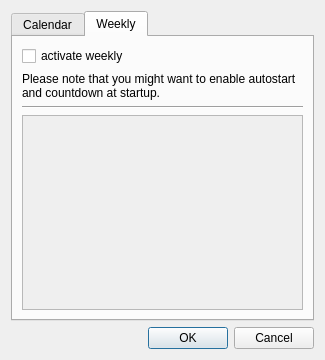
Before: the Qt Designer form qshutdown/src/ui/calendar.ui in hakaishi/shutdown-qapps, drawn with Qt 5.
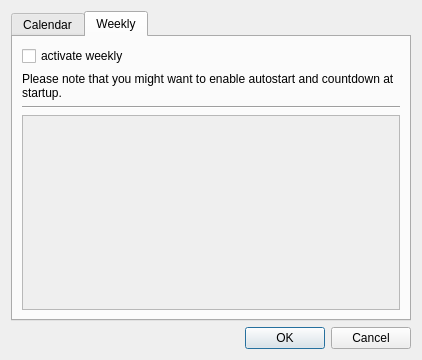
After: the same form once the commit is applied. The open tabs and pages were chosen to show the change. Icons and pictures are not drawn.

Commit message: update outdated ui elements

```diff
--- a/qshutdown/src/ui/calendar.ui
+++ b/qshutdown/src/ui/calendar.ui
@@ -6,7 +6,7 @@
    <rect>
     <x>0</x>
     <y>0</y>
-    <width>325</width>
+    <width>422</width>
     <height>360</height>
    </rect>
   </property>
@@ -85,8 +85,8 @@
            <rect>
             <x>0</x>
             <y>0</y>
-            <width>283</width>
-            <height>180</height>
+            <width>388</width>
+            <height>178</height>
            </rect>
           </property>
           <layout class="QVBoxLayout" name="verticalLayout_2">
```
Left out of the diff: 10 changed lines with no effect on the pictures. The commit also changes 3 other files.
